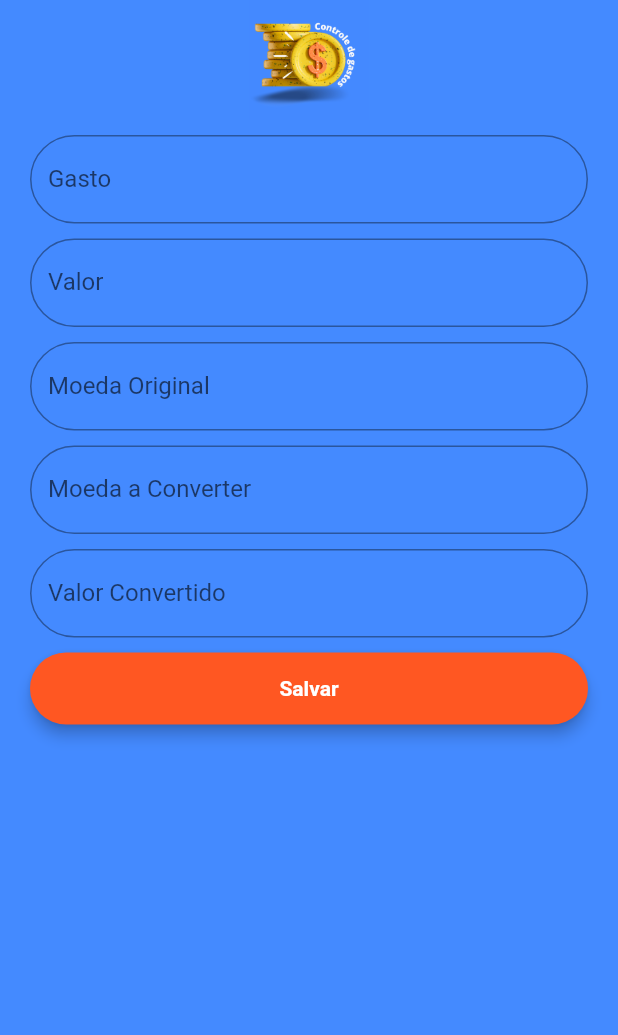
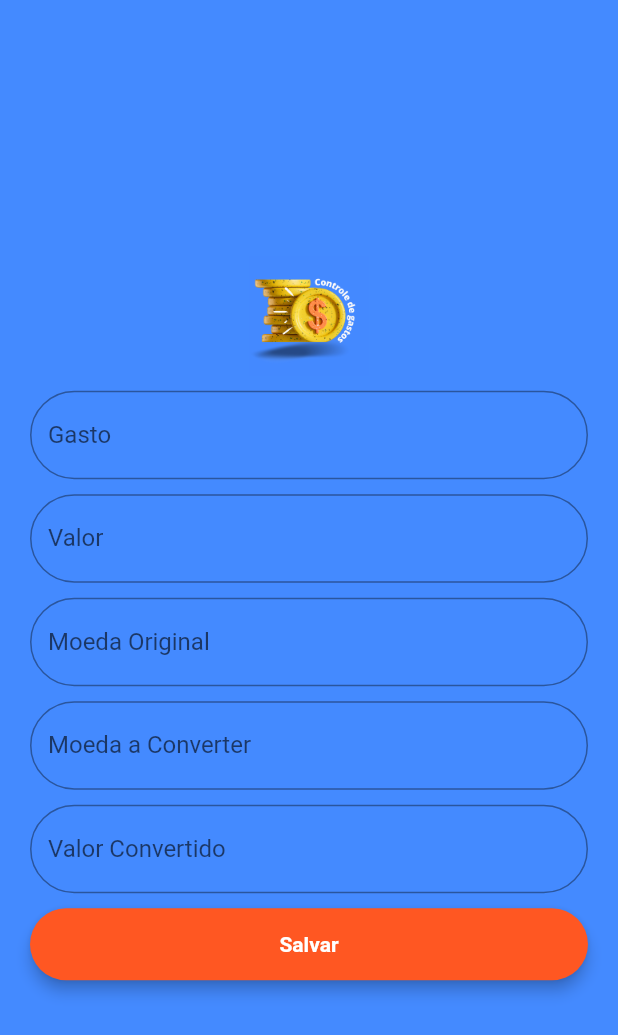
Before and after one commit to rafaellross/scjr1-projeto-final-mobile, a Flutter app: the ExpenseScreen screen opened directly, on a phone screen of 412 x 824 dp. Shown: the top 1035 px of the screen. Run offline on Flutter 3.47's test engine with Material 2 defaults, Android fonts, the light colour scheme and no system bars; our stand-ins replace firebase_auth; accounts and stored records are empty.

Commit message:
Update expense_screen.dart

```diff
--- a/lib/screens/expense_screen.dart
+++ b/lib/screens/expense_screen.dart
@@ -28,7 +28,7 @@
         body: SafeArea(child: Padding(
           padding: EdgeInsets.symmetric(horizontal: 20),
           child: Column(
-           // mainAxisAlignment: MainAxisAlignment.center,
+           mainAxisAlignment: MainAxisAlignment.center,
             children: [
               Container(
                 child: Image.asset('assets/images/log_background.png',),
```
